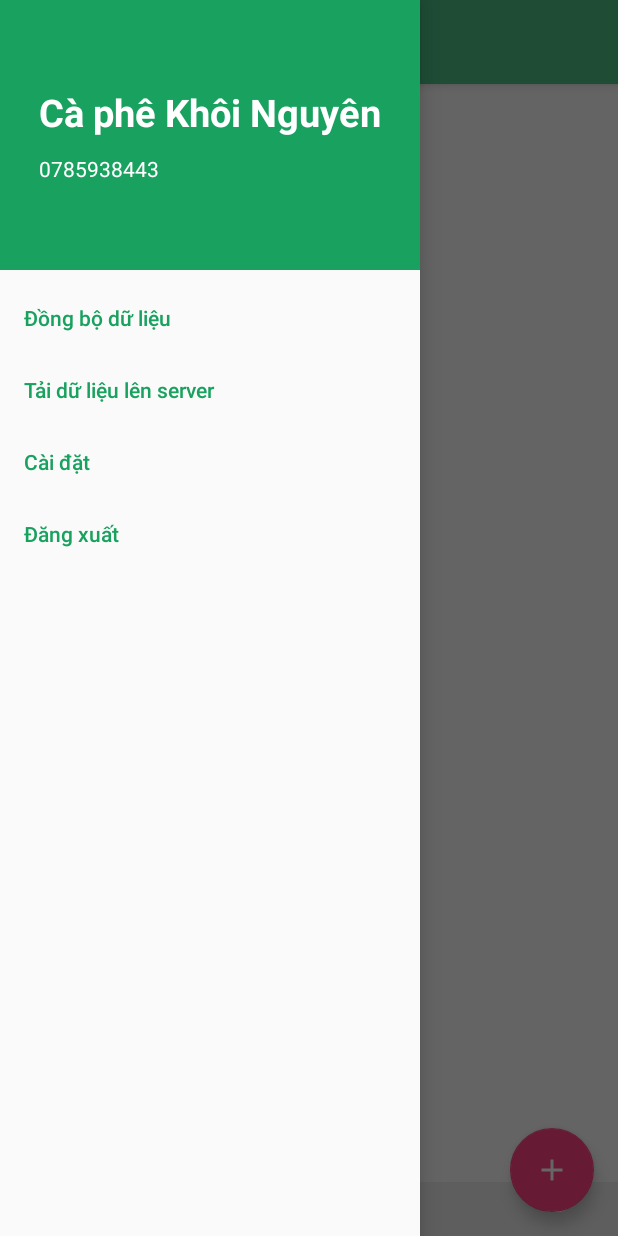
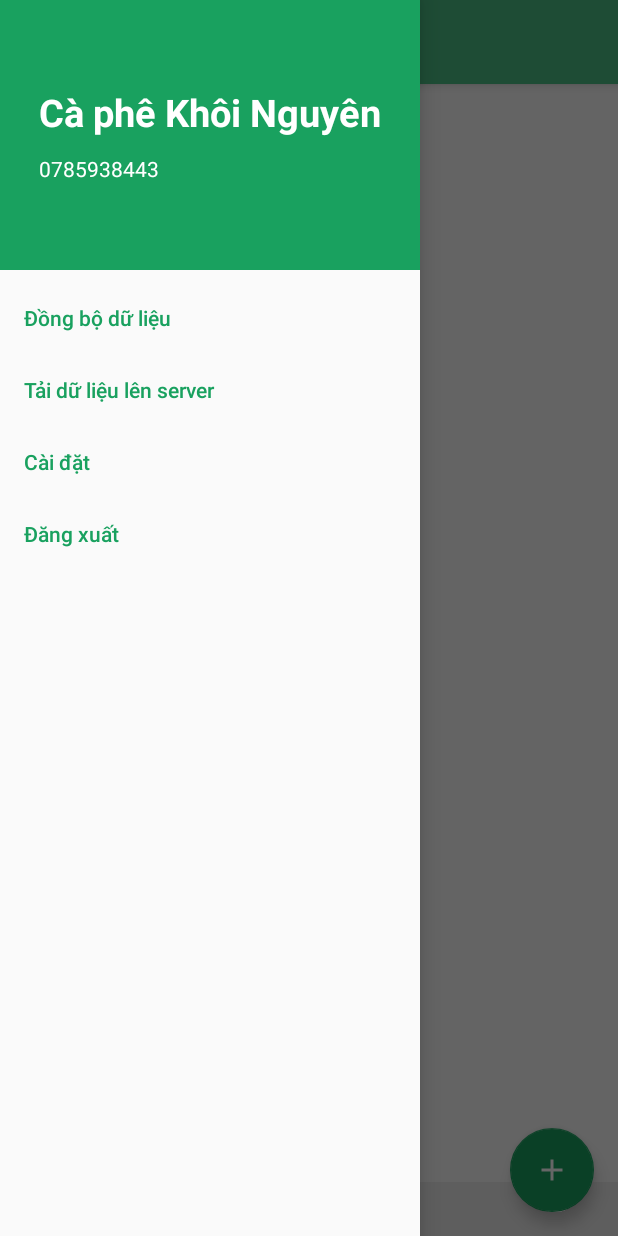
Before and after one commit to khoiln218/Coffee-Khoi-Nguyen, an Android app: the fragment BanHangFragment placed in its activity, with the side drawer open, on a phone screen of 412 x 824 dp. Run offline under Robolectric (Android 15) with nearby library versions, the phone set to English and light mode, and no system bars; our stand-ins replace EventBus, Firebase (no records; nobody signed in at launch, a user with empty details on screens opened directly); libraries missing offline, so code that uses them is left out: com.amulyakhare.textdrawable, com.melnykov.fab, me.next.tagview; plain views replace FloatingActionButton; 3 statements that could not run were skipped.

Commit message:
-update UI

```diff
--- a/CapheKN/app/src/main/AndroidManifest.xml
+++ b/CapheKN/app/src/main/AndroidManifest.xml
@@ -4,6 +4,7 @@
 
     <application
         android:allowBackup="true"
+        android:hardwareAccelerated="true"
         android:icon="@mipmap/ic_launcher"
         android:label="@string/app_name"
         android:roundIcon="@mipmap/ic_launcher_round"
--- a/CapheKN/app/src/main/java/com/khoinguyen/caphekhoinguyen/adapter/DonHangAdapter.java
+++ b/CapheKN/app/src/main/java/com/khoinguyen/caphekhoinguyen/adapter/DonHangAdapter.java
@@ -105,7 +105,7 @@ public class DonHangAdapter extends RecyclerView.Adapter<DonHangAdapter.ViewHold
             holder.mTvTongTien.setText(formattedPrice);
         }
 
-        holder.mView.setBackgroundColor(itemStateArray.get(position, false) ? ContextCompat.getColor(mContext, R.color.colorAccent) : Color.WHITE);
+        holder.mView.setBackgroundColor(itemStateArray.get(position, false) ? ContextCompat.getColor(mContext, R.color.colorDonHangSelect) : Color.WHITE);
 
         holder.mView.setOnClickListener(new View.OnClickListener() {
             @Override
@@ -113,12 +113,12 @@ public class DonHangAdapter extends RecyclerView.Adapter<DonHangAdapter.ViewHold
                 if (mTrangThai == Constants.TRANG_THAI_DANG_XY_LY) {
                     if (!itemStateArray.get(position, false)) {
                         itemStateArray.put(position, true);
-                        holder.mView.setBackgroundColor(0x999be6ff);
+                        holder.mView.setBackgroundColor(ContextCompat.getColor(mContext, R.color.colorDonHangSelect));
                         mDonHangListerner.onShow();
                         selectChange();
                     } else {
                         itemStateArray.delete(position);
-                        holder.mView.setBackgroundColor(Color.TRANSPARENT);
+                        holder.mView.setBackgroundColor(Color.WHITE);
                         if (itemStateArray.size() == 0)
                             mDonHangListerner.onHide();
                         else mDonHangListerner.onShow();
--- a/CapheKN/app/src/main/res/layout/don_hang_item.xml
+++ b/CapheKN/app/src/main/res/layout/don_hang_item.xml
@@ -102,6 +102,9 @@
                 android:background="@drawable/transparent_button_background"
                 android:padding="10dp"
                 android:src="@drawable/orderlist_11" />
+
         </LinearLayout>
+
     </LinearLayout>
+
 </android.support.v7.widget.CardView>
--- a/CapheKN/app/src/main/res/layout/fragment_ban_hang.xml
+++ b/CapheKN/app/src/main/res/layout/fragment_ban_hang.xml
@@ -60,6 +60,6 @@
         android:layout_margin="@dimen/fab_margin"
         android:src="@drawable/plus"
         app:fab_colorNormal="@color/colorPrimaryDark"
-        app:fab_colorPressed="@color/colorAccent" />
+        app:fab_colorPressed="@color/colorPrimary" />
 
 </RelativeLayout>
--- a/CapheKN/app/src/main/res/layout/fragment_khach_hang.xml
+++ b/CapheKN/app/src/main/res/layout/fragment_khach_hang.xml
@@ -20,5 +20,5 @@
         android:layout_margin="@dimen/fab_margin"
         android:src="@drawable/plus"
         app:fab_colorNormal="@color/colorPrimaryDark"
-        app:fab_colorPressed="@color/colorAccent" />
+        app:fab_colorPressed="@color/colorPrimary" />
 </RelativeLayout>
--- a/CapheKN/app/src/main/res/layout/fragment_san_pham.xml
+++ b/CapheKN/app/src/main/res/layout/fragment_san_pham.xml
@@ -20,5 +20,5 @@
         android:layout_margin="@dimen/fab_margin"
         android:src="@drawable/plus"
         app:fab_colorNormal="@color/colorPrimaryDark"
-        app:fab_colorPressed="@color/colorAccent" />
+        app:fab_colorPressed="@color/colorPrimary" />
 </RelativeLayout>
--- a/CapheKN/app/src/main/res/values/colors.xml
+++ b/CapheKN/app/src/main/res/values/colors.xml
@@ -2,9 +2,10 @@
 <resources>
     <color name="colorPrimary">#4cbe86</color>
     <color name="colorPrimaryDark">#19A15F</color>
-    <color name="colorAccent">#FF4081</color>
+    <color name="colorAccent">#19A15F</color>
 
     <color name="colorHighlight">#ebebeb</color>
     <color name="colorDisabled">#c9c9c9</color>
     <color name="separateLineColor">#999999</color>
+    <color name="colorDonHangSelect">#9be6ff</color>
 </resources>
```
